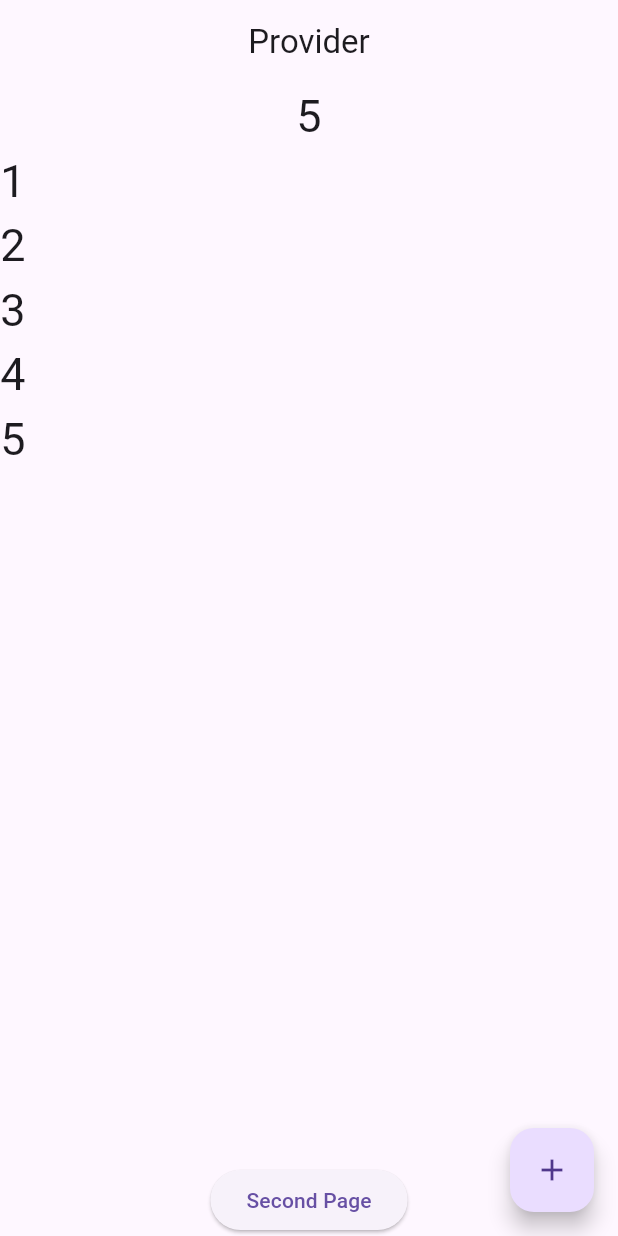
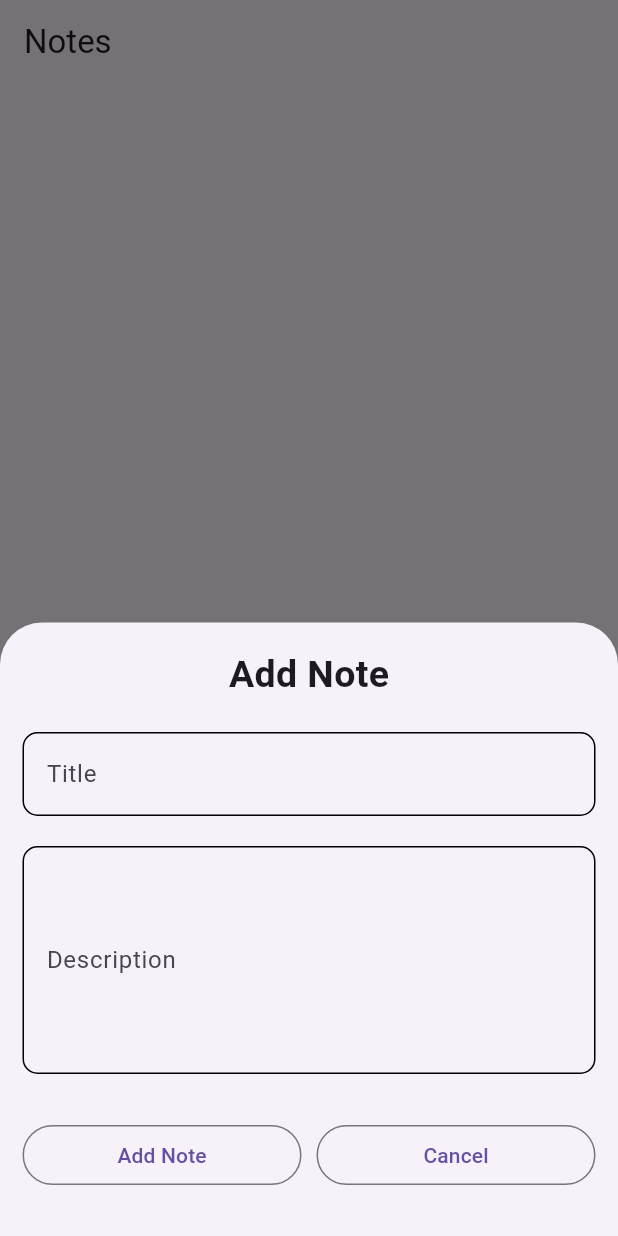
Before and after one commit to Devansh176/Database-StateManagement_Flutter, a Flutter app: the screen it shows after launch, after a tap on the "add" icon, on a phone screen of 412 x 824 dp. Run offline on Flutter 3.47's test engine with Material 3 defaults, Android fonts, the phone set to English and light mode, and no system bars; our stand-ins replace sqflite; accounts and stored records are empty.

Commit message:
SQFlite practiced

```diff
--- /dev/null
+++ b/lib/data/Home2.dart
@@ -0,0 +1,176 @@
+import 'package:flutter/material.dart';
+import 'package:practice2/data/local/db_connection.dart';
+
+class Home2 extends StatefulWidget {
+  const Home2({super.key});
+
+  @override
+  State<Home2> createState() => _Home2State();
+}
+
+class _Home2State extends State<Home2> {
+  List<Map<String, dynamic>> allNotes = [];
+  DBConnection? dbRef;
+
+  @override
+  void initState() {
+    super.initState();
+    dbRef = DBConnection.getInstance;
+    getNotes();
+  }
+
+  void getNotes() async {
+    allNotes = await dbRef!.getAllNotes();
+    setState(() {});
+  }
+
+  @override
+  Widget build(BuildContext context) {
+    return Scaffold(
+      appBar: AppBar(
+        title: const Text('Notes'),
+      ),
+      body: allNotes.isNotEmpty ? ListView.builder(
+        itemCount: allNotes.length,
+        itemBuilder: (_, index) {
+          return ListTile(
+            leading: Text('${allNotes[index][DBConnection.COLUMN_NOTE_SN0]}'),
+            title: Text(allNotes[index][DBConnection.COLUMN_NOTE_TITLE]),
+            subtitle: Text(allNotes[index][DBConnection.COLUMN_NOTE_DESC]),
+          );
+        },
+      )
+          : const Center(child: Text("No Notes added !!")),
+      floatingActionButton: FloatingActionButton(
+        onPressed: () {
+          showModalBottomSheet(
+            context: context,
+            isScrollControlled: true,
+            builder: (context) => BottomSheetView(
+              dbRef: dbRef,
+              onNoteAdded: getNotes,
+            ),
+          );
+        },
+        child: const Icon(Icons.add),
+      ),
+    );
+  }
+}
+
+class BottomSheetView extends StatefulWidget {
+  final DBConnection? dbRef;
+  final VoidCallback onNoteAdded;
+
+  const BottomSheetView({
+    super.key,
+    required this.dbRef,
+    required this.onNoteAdded,
+  });
+
+  @override
+  State<BottomSheetView> createState() => _BottomSheetViewState();
+}
+
+class _BottomSheetViewState extends State<BottomSheetView> {
+  final TextEditingController titleController = TextEditingController();
+  final TextEditingController descriptionController = TextEditingController();
+  String errorMsg = "";
+
+  @override
+  Widget build(BuildContext context) {
+    return Padding(
+      padding: EdgeInsets.only(
+        bottom: MediaQuery.of(context).viewInsets.bottom == 0 ? 30 : MediaQuery.of(context).viewInsets.bottom + 10,
+        left: 15,
+        right: 15,
+        top: 17,
+      ),
+      child: SingleChildScrollView(
+        child: Column(
+          mainAxisSize: MainAxisSize.min,
+          children: [
+            const Text(
+              'Add Note',
+              style: TextStyle(
+                fontSize: 25,
+                fontWeight: FontWeight.bold,
+              ),
+            ),
+            const SizedBox(height: 20),
+            TextFormField(
+              controller: titleController,
+              decoration: InputDecoration(
+                hintText: "Enter title here",
+                label: const Text('Title'),
+                focusedBorder: OutlineInputBorder(
+                  borderRadius: BorderRadius.circular(10),
+                ),
+                enabledBorder: OutlineInputBorder(
+                  borderRadius: BorderRadius.circular(10),
+                ),
+              ),
+            ),
+            const SizedBox(height: 20),
+            TextFormField(
+              maxLines: 5,
+              controller: descriptionController,
+              decoration: InputDecoration(
+                hintText: "Enter Description here",
+                label: const Text('Description'),
+                focusedBorder: OutlineInputBorder(
+                  borderRadius: BorderRadius.circular(10),
+                ),
+                enabledBorder: OutlineInputBorder(
+                  borderRadius: BorderRadius.circular(10),
+                ),
+              ),
+            ),
+            const SizedBox(height: 30),
+            Row(
+              mainAxisAlignment: MainAxisAlignment.center,
+              children: [
+                Expanded(
+                  child: OutlinedButton(
+                    onPressed: () async {
+                      var title = titleController.text;
+                      var desc = descriptionController.text;
+
+                      if (title.isNotEmpty && desc.isNotEmpty) {
+                        bool check = await widget.dbRef!.addNote(
+                          mTitle: title,
+                          mDesc: desc,
+                        );
+                        if (check) {
+                          widget.onNoteAdded();
+                          Navigator.pop(context);
+                        }
+                      } else {
+                        Navigator.pop(context);
+                        ScaffoldMessenger.of(context).showSnackBar(
+                          const SnackBar(
+                            content: Text('Please fill all the details.'),
+                          ),
+                        );
+                      }
+                    },
+                    child: const Text('Add Note'),
+                  ),
+                ),
+                const SizedBox(width: 10),
+                Expanded(
+                  child: OutlinedButton(
+                    onPressed: () {
+                      Navigator.pop(context);
+                    },
+                    child: const Text('Cancel'),
+                  ),
+                ),
+              ],
+            ),
+          ],
+        ),
+      ),
+    );
+  }
+}
--- /dev/null
+++ b/lib/data/local/db_connection.dart
@@ -0,0 +1,68 @@
+import 'dart:io';
+
+import 'package:path/path.dart';
+import 'package:path_provider/path_provider.dart';
+import 'package:sqflite/sqflite.dart';
+
+class DBConnection {
+  DBConnection._();
+
+  //Singleton
+  static DBConnection getInstance = DBConnection._();
+
+  //table note
+  static final String TABLE_NOTE = "note";
+  static final String COLUMN_NOTE_SN0 = "s_no";
+  static final String COLUMN_NOTE_TITLE = "title";
+  static final String COLUMN_NOTE_DESC = "description";
+
+  Database? myDB;
+
+  //db Open (path -> if exists, then open. else create db)
+  Future<Database> getDB() async {
+    myDB ??= await openDB();
+    return myDB!;
+  }
+
+  Future<Database> openDB() async {
+    Directory appDir = await getApplicationDocumentsDirectory();
+    String dbPath = join(appDir.path, "noteDB.db");
+
+    return await openDatabase(
+      dbPath,
+      onCreate:(db, version) {
+        print("Database created with version: $version");
+
+        //create tables here
+        db.execute(
+            "CREATE TABLE $TABLE_NOTE ("
+                "$COLUMN_NOTE_SN0 INTEGER PRIMARY KEY AUTOINCREMENT, "
+                "$COLUMN_NOTE_TITLE TEXT, "
+                "$COLUMN_NOTE_DESC TEXT)"
+        );
+        //Multiple tables here
+
+      print("Table $TABLE_NOTE created successfully");
+      }, version: 3);
+  }
+
+  //insertion
+  Future<bool> addNote({required String mTitle, required String mDesc}) async {
+    var db = await getDB();
+    int rowsEffected = await db.insert(TABLE_NOTE, {
+      COLUMN_NOTE_TITLE : mTitle,
+      COLUMN_NOTE_DESC : mDesc
+    });
+
+    return rowsEffected>0;
+  }
+
+
+  //fetching or reading all data
+  Future<List<Map<String, dynamic>>> getAllNotes() async {
+    var db = await getDB();
+    ///Select * from note
+    List<Map<String, dynamic>> mData = await db.query(TABLE_NOTE,);
+    return mData;
+  }
+}
--- a/lib/main.dart
+++ b/lib/main.dart
@@ -1,4 +1,5 @@
 import 'package:flutter/material.dart';
+import 'package:practice2/data/Home2.dart';
 import 'package:practice2/provider/Home.dart';
 import 'package:practice2/provider/list_provider.dart';
 import 'package:provider/provider.dart';
@@ -18,13 +19,9 @@ class _MyAppState extends State<MyApp> {
 
  @override
   Widget build(BuildContext context) {
-    return MultiProvider(providers: [
-      ChangeNotifierProvider(create: (context) => NumberListProvider())
-    ],
-      child: MaterialApp(
-        debugShowCheckedModeBanner: false,
-        home: Home(),
-      ),
+    return MaterialApp(
+      debugShowCheckedModeBanner: false,
+      home: Home2(),
     );
   }
 }
--- a/lib/provider/Home.dart
+++ b/lib/provider/Home.dart
@@ -15,6 +15,7 @@ class _HomeState extends State<Home> {
 
   @override
   Widget build(BuildContext context) {
+    print('Build called');
     return Consumer<NumberListProvider>(
       builder: (context, numbersProviderModel, child) => Scaffold(
         floatingActionButton: FloatingActionButton(
--- a/lib/provider/secondPage.dart
+++ b/lib/provider/secondPage.dart
@@ -12,9 +12,10 @@ class SecondPage extends StatefulWidget {
 class _SecondPageState extends State<SecondPage> {
   @override
   Widget build(BuildContext context) {
+    print('Build called !!');
     return Consumer<NumberListProvider>(
       builder: (context, numbersListProvider, child) => Scaffold(
-      floatingActionButton: FloatingActionButton(
+        floatingActionButton: FloatingActionButton(
         onPressed: (){
             numbersListProvider.add();
         },
--- a/pubspec.yaml
+++ b/pubspec.yaml
@@ -35,6 +35,9 @@ dependencies:
   # Use with the CupertinoIcons class for iOS style icons.
   cupertino_icons: ^1.0.8
   provider: ^6.1.2
+  sqflite: ^2.4.1
+  path_provider: ^2.1.5
+  path: ^1.9.1
 
 dev_dependencies:
   flutter_test:
```
Also changed, not shown: pubspec.lock, 1 other file.
